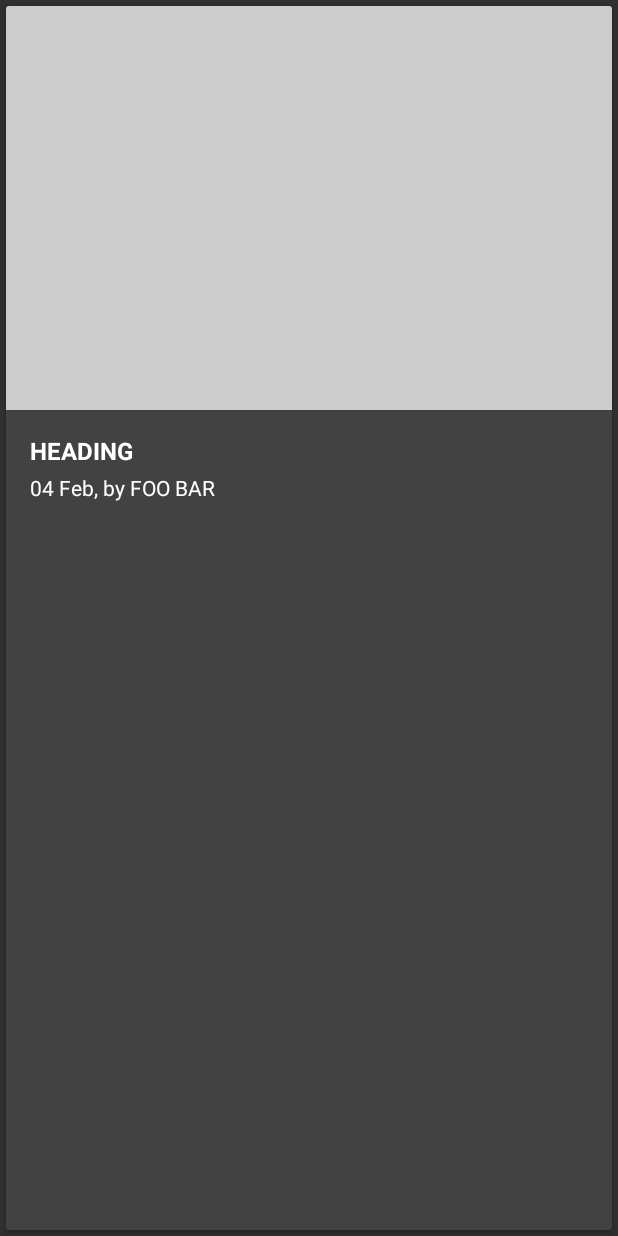
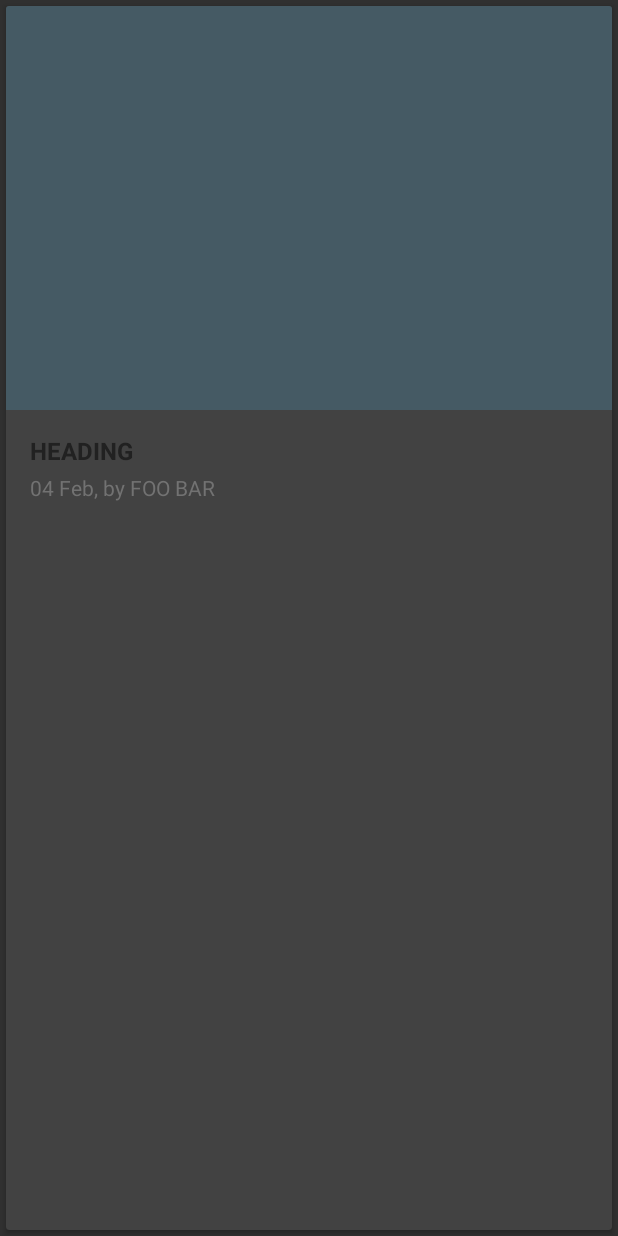
Before and after one commit to gowrishg/xyzreader, an Android app: the layout list_item_article.xml on its own in the app's theme, with its tools: preview values and no code run, on a phone screen of 412 x 824 dp. Run offline under Robolectric (Android 15) with nearby library versions, the phone set to English and light mode, and no system bars.

Commit message:
Application theme colour adjusted based on the new configuration. Respective UI in main activity also adjusted.

```diff
--- a/XYZReader/src/main/AndroidManifest.xml
+++ b/XYZReader/src/main/AndroidManifest.xml
@@ -12,7 +12,7 @@
         android:allowBackup="true"
         android:icon="@mipmap/ic_launcher"
         android:label="@string/app_name"
-        android:theme="@style/Theme.Bacon">
+        android:theme="@style/AppTheme">
 
         <activity
             android:name=".ui.ArticleListActivity"
--- a/XYZReader/src/main/res/drawable/add_fab_background.xml
+++ b/XYZReader/src/main/res/drawable/add_fab_background.xml
@@ -17,7 +17,7 @@
 <layer-list xmlns:android="http://schemas.android.com/apk/res/android">
     <item>
         <shape android:shape="oval">
-            <solid android:color="@color/theme_accent" />
+            <solid android:color="@color/accent" />
         </shape>
     </item>
     <item android:drawable="@drawable/white_selectable_item_background_circle" />
--- a/XYZReader/src/main/res/layout/activity_article_list.xml
+++ b/XYZReader/src/main/res/layout/activity_article_list.xml
@@ -32,7 +32,7 @@
         android:id="@+id/swipe_refresh_layout"
         android:layout_width="match_parent"
         android:layout_height="match_parent"
-        android:background="@color/bgmain"
+        android:background="@color/primary_light"
         app:layout_behavior="@string/appbar_scrolling_view_behavior">
 
         <android.support.v7.widget.RecyclerView
--- a/XYZReader/src/main/res/layout/fragment_article_detail.xml
+++ b/XYZReader/src/main/res/layout/fragment_article_detail.xml
@@ -17,7 +17,7 @@
                 android:id="@+id/photo_container"
                 android:layout_width="match_parent"
                 android:layout_height="wrap_content"
-                android:background="@color/photo_placeholder">
+                android:background="@color/primary_dark">
                 <!--suppress AndroidLintContentDescription -->
                 <ImageView
                     android:id="@+id/photo"
@@ -83,8 +83,8 @@
                     android:layout_marginLeft="@dimen/detail_inner_horiz_margin"
                     android:layout_marginRight="@dimen/detail_inner_horiz_margin"
                     android:paddingBottom="@dimen/detail_body_bottom_margin"
-                    android:textColor="@color/ltgray"
-                    android:textColorLink="@color/theme_accent"
+                    android:textColor="@color/primary_text"
+                    android:textColorLink="@color/accent"
                     android:textSize="@dimen/detail_body_text_size"
                     android:lineSpacingMultiplier="@fraction/detail_body_line_spacing_multiplier" />
 
--- a/XYZReader/src/main/res/layout/list_item_article.xml
+++ b/XYZReader/src/main/res/layout/list_item_article.xml
@@ -3,8 +3,7 @@
     android:layout_height="match_parent"
     android:layout_margin="4dp"
     android:clickable="true"
-    android:focusable="true"
-    android:foreground="?selectableItemBackground">
+    android:focusable="true">
 
     <LinearLayout
         android:layout_width="match_parent"
@@ -18,7 +17,7 @@
             android:layout_height="match_parent"
             android:layout_gravity="center"
             android:adjustViewBounds="true"
-            android:background="@color/photo_placeholder"
+            android:background="@color/primary_dark"
             android:scaleType="centerCrop" />
 
         <TextView
@@ -32,6 +31,7 @@
             android:paddingRight="16dp"
             android:paddingTop="16dp"
             android:text="HEADING"
+            android:textColor="@color/primary_text"
             android:textStyle="bold" />
 
         <TextView
@@ -41,11 +41,12 @@
             android:layout_height="wrap_content"
             android:ellipsize="end"
             android:maxLines="2"
-            android:paddingTop="4dp"
+            android:paddingBottom="16dp"
             android:paddingLeft="16dp"
             android:paddingRight="16dp"
-            android:paddingBottom="16dp"
-            android:text="04 Feb, by FOO BAR" />
+            android:paddingTop="4dp"
+            android:text="04 Feb, by FOO BAR"
+            android:textColor="@color/secondary_text" />
     </LinearLayout>
 
 </android.support.v7.widget.CardView>
--- a/XYZReader/src/main/res/values/colors.xml
+++ b/XYZReader/src/main/res/values/colors.xml
@@ -16,11 +16,17 @@
 -->
 
 <resources>
-    <color name="photo_placeholder">#ccc</color>
+    <!--<color name="photo_placeholder">#ccc</color>-->
+    <!--<color name="ltgray">#ffe0e0e0</color>-->
+    <!--<color name="bgmain">#555</color>-->
 
-    <color name="theme_primary">#04561A</color>
-    <color name="theme_primary_dark">#04561A</color>
-    <color name="theme_accent">#04561A</color>
-    <color name="ltgray">#ffe0e0e0</color>
-    <color name="bgmain">#555</color>
+    <color name="primary">#607D8B</color>
+    <color name="primary_dark">#455A64</color>
+    <color name="primary_light">#CFD8DC</color>
+    <color name="accent">#FFC107</color>
+    <color name="primary_text">#212121</color>
+    <color name="secondary_text">#727272</color>
+    <color name="icons">#FFFFFF</color>
+    <color name="divider">#B6B6B6</color>
+
 </resources>
--- a/XYZReader/src/main/res/values/styles.xml
+++ b/XYZReader/src/main/res/values/styles.xml
@@ -17,10 +17,22 @@
 
 <resources>
 
-    <style name="Theme.Bacon" parent="@style/Theme.AppCompat.NoActionBar"></style>
+    <!-- inherit from the material theme -->
+    <style name="AppTheme.Base" parent="@style/Theme.AppCompat.NoActionBar">
+        <!-- Main theme colors -->
+        <!--   your app branding color for the app bar -->
+        <item name="colorPrimary">@color/primary</item>
+        <!--   darker variant for the status bar and contextual app bars -->
+        <item name="colorPrimaryDark">@color/primary_dark</item>
+        <!--   theme UI controls like checkboxes and text fields -->
+        <item name="colorAccent">@color/accent</item>
 
-    <style name="Theme.Bacon.Detail">
-        <item name="android:statusBarColor">@android:color/transparent</item>
+        <item name="android:textColorPrimary">@color/primary_text</item>
+        <item name="android:textColorSecondary">@color/secondary_text</item>
     </style>
 
+    <style name="AppTheme" parent="AppTheme.Base"></style>
+
+    <style name="AppTheme.Detail" parent="AppTheme"></style>
+
 </resources>
```
Also changed, not shown: XYZReader/src/main/assets/colour-palette.png (added).
